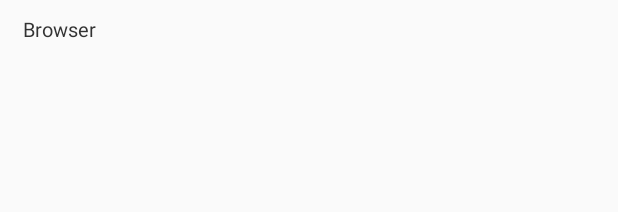
After one commit to Siziksu/AndroidBrowser, an Android app: the layout history_date_item.xml on its own in the app's theme, with its tools: preview values and no code run, on a phone screen of 412 x 824 dp. The commit adds this screen. Shown: the top 212 px of the screen. Run offline under Robolectric (Android 15) with nearby library versions, the phone set to English and light mode, and no system bars.

Commit message:
history by date

```diff
--- a/app/src/main/java/com/siziksu/browser/presenter/history/HistoryPresenter.java
+++ b/app/src/main/java/com/siziksu/browser/presenter/history/HistoryPresenter.java
@@ -57,9 +57,9 @@ public final class HistoryPresenter implements HistoryPresenterContract<HistoryV
             if (view == null) { return; }
             List<BrowserActivity> list = new ArrayList<>(new BrowserActivityMapper().map(history));
             CollectionUtils.sortActivityByDate(list);
-            view.showHistory(list);
+            List<BrowserActivity> result = CollectionUtils.groupItemsByDate(list);
+            view.showHistory(result);
         });
-
     }
 
     @Override
--- a/app/src/main/java/com/siziksu/browser/ui/view/history/HistoryItemManager.java
+++ b/app/src/main/java/com/siziksu/browser/ui/view/history/HistoryItemManager.java
@@ -29,4 +29,9 @@ final class HistoryItemManager implements HistoryItemManagerContract {
         items.remove(index);
         adapter.notifyItemRemoved(index);
     }
+
+    @Override
+    public int getItemType(int position) {
+        return items.get(position).getType();
+    }
 }
--- a/app/src/main/java/com/siziksu/browser/ui/view/history/HistoryItemManagerContract.java
+++ b/app/src/main/java/com/siziksu/browser/ui/view/history/HistoryItemManagerContract.java
@@ -11,4 +11,6 @@ interface HistoryItemManagerContract {
     List<BrowserActivity> getItems();
 
     void deleteItem(HistoryAdapter adapter, BrowserActivity activity);
+
+    int getItemType(int position);
 }
--- /dev/null
+++ b/app/src/main/res/layout/history_date_item.xml
@@ -0,0 +1,24 @@
+<?xml version="1.0" encoding="utf-8"?>
+<RelativeLayout
+    xmlns:android="http://schemas.android.com/apk/res/android"
+    xmlns:tools="http://schemas.android.com/tools"
+    android:id="@+id/bookmarksItem"
+    android:layout_width="match_parent"
+    android:layout_height="wrap_content"
+    android:paddingTop="@dimen/padding10"
+    android:paddingBottom="@dimen/padding10"
+    android:paddingStart="@dimen/padding15"
+    android:paddingEnd="@dimen/padding15"
+    tools:ignore="MissingPrefix">
+
+    <TextView
+        fontPath="fonts/Montserrat-SemiBold.ttf"
+        android:id="@+id/date"
+        android:layout_width="match_parent"
+        android:layout_height="wrap_content"
+        android:maxLines="1"
+        android:ellipsize="end"
+        android:text="@string/app_name"
+        android:textColor="@color/darkGrey"
+        android:textSize="@dimen/textSize13" />
+</RelativeLayout>
```
Also changed, not shown: app/src/main/java/com/siziksu/browser/presenter/history/CollectionUtils.java (+19 -0 lines), app/src/main/java/com/siziksu/browser/ui/common/model/BrowserActivity.java (+34 -0 lines), app/src/main/java/com/siziksu/browser/ui/common/utils/DateUtils.java (added, +17 -0 lines), app/src/main/java/com/siziksu/browser/ui/view/history/HistoryAdapter.java (+17 -3 lines), app/src/main/java/com/siziksu/browser/ui/view/history/HistoryDateViewHolder.java (added, +21 -0 lines), 2 other files.
